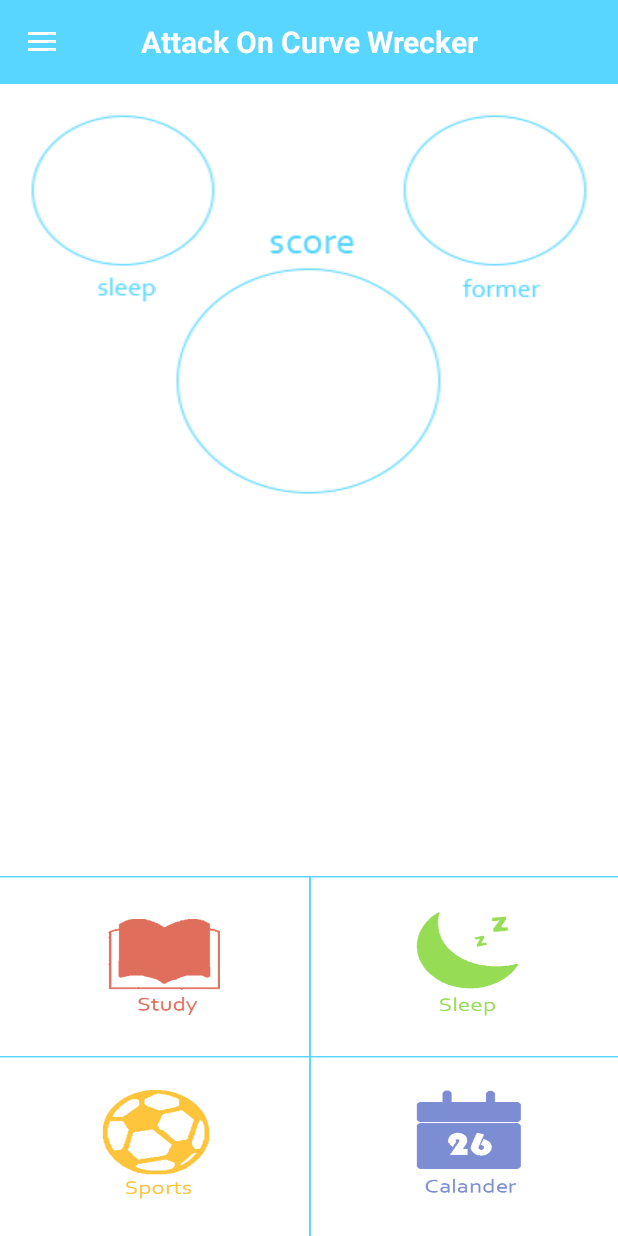
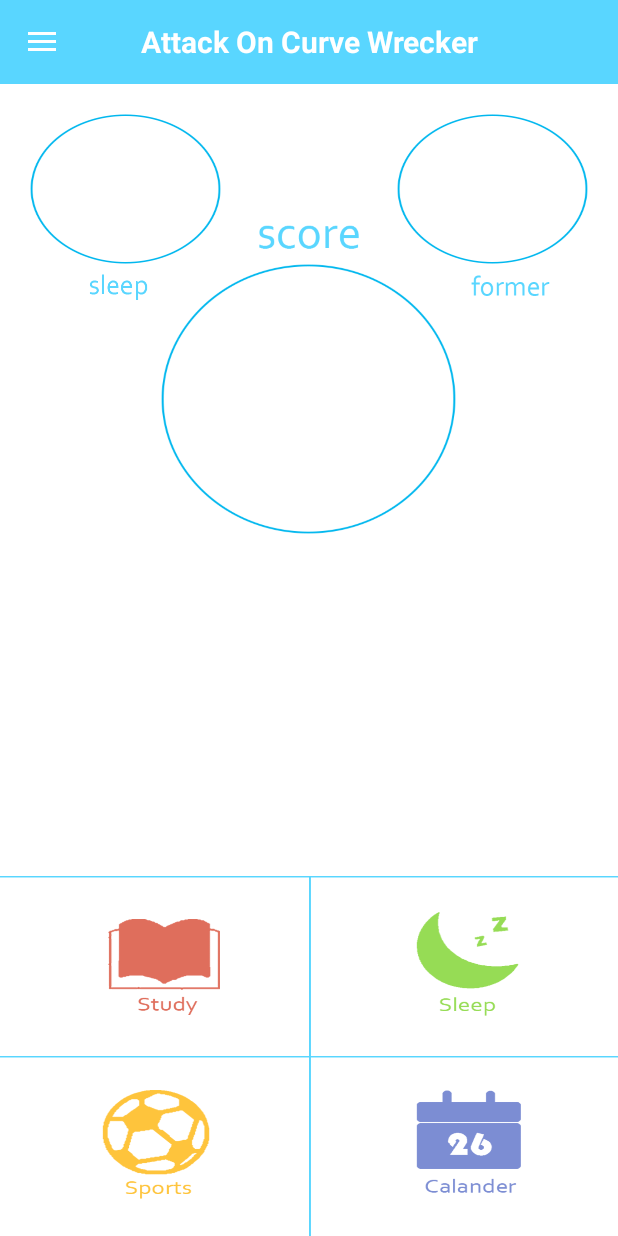
Before and after one commit to vannahz/CurveWrecker, an Android app: the screen it shows after launch (MainActivity), on a phone screen of 412 x 824 dp. Run offline under Robolectric (Android 15) with nearby library versions, the phone set to English and light mode, and no system bars.

Commit message:
首页我是真的真的真的不会改了:)

```diff
--- a/app/src/main/res/layout/main_content.xml
+++ b/app/src/main/res/layout/main_content.xml
@@ -19,21 +19,21 @@
             android:layout_gravity="center"
             android:orientation="horizontal">
             <TextView android:id="@+id/sleep"
-                android:layout_width="match_parent"
-                android:layout_height="wrap_content"
+                android:layout_width="100dp"
+                android:layout_height="100dp"
                 android:layout_weight="1"
-                android:background="@drawable/circle_2"/>
+                android:background="@drawable/circle2"/>
             <ImageView
-                android:layout_width="match_parent"
-                android:layout_height="wrap_content"
+                android:layout_width="90dp"
+                android:layout_height="35dp"
                 android:layout_weight="1"
                 android:layout_gravity="bottom"
                 android:src="@drawable/score_text"/>
             <TextView android:id="@+id/yesterday"
-                android:layout_width="match_parent"
-                android:layout_height="wrap_content"
+                android:layout_width="100dp"
+                android:layout_height="100dp"
                 android:layout_weight="1"
-                android:background="@drawable/circle_2"/>
+                android:background="@drawable/circle2"/>
         </LinearLayout>
         <LinearLayout
             android:layout_width="match_parent"
@@ -43,20 +43,20 @@
             android:layout_marginRight="15dp"
             android:orientation="horizontal">
             <ImageView
-                android:layout_width="wrap_content"
-                android:layout_height="wrap_content"
+                android:layout_width="55dp"
+                android:layout_height="30dp"
                 android:layout_weight="1"
                 android:layout_gravity="top"
                 android:src="@drawable/sleep_text"/>
             <TextView android:id="@+id/score"
-                android:layout_width="wrap_content"
-                android:layout_height="wrap_content"
+                android:layout_width="180dp"
+                android:layout_height="180dp"
                 android:layout_gravity="center"
                 android:layout_weight="1"
-                android:background="@drawable/circle_1"/>
+                android:background="@drawable/circle"/>
             <ImageView
-                android:layout_width="wrap_content"
-                android:layout_height="wrap_content"
+                android:layout_width="55dp"
+                android:layout_height="30dp"
                 android:layout_weight="1"
                 android:layout_gravity="top"
                 android:src="@drawable/former_text"/>
```
Also changed, not shown: app/src/main/res/drawable/circle.png (added), app/src/main/res/drawable/circle2.png (added), app/src/main/res/drawable/circle_1.png (deleted), app/src/main/res/drawable/circle_2.png (deleted), app/src/main/res/drawable/former_text.png, app/src/main/res/drawable/friend.png, app/src/main/res/drawable/icalender.png, app/src/main/res/drawable/no.png, app/src/main/res/drawable/rank.png, app/src/main/res/drawable/score_text.png, app/src/main/res/drawable/setting.png, app/src/main/res/drawable/sleep_text.png, app/src/main/res/drawable/star.png.
